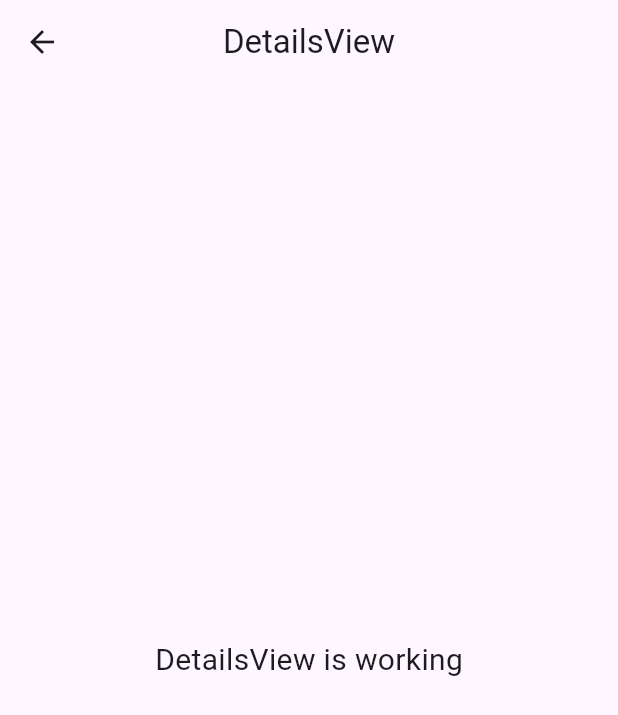
After one commit to gktirkha/ecom-interview, a Flutter app: the DetailsView screen opened by its route, on a phone screen of 412 x 824 dp. The commit adds this screen. Shown: the top 715 px of the screen. Run offline on Flutter 3.47's test engine with Material 3 defaults, Android fonts, the phone set to English and light mode, and no system bars; our stand-ins replace freezed_annotation, get, shimmer; missing offline and left inert: magic_image.

Commit message:
added details page

```diff
--- /dev/null
+++ b/lib/app/modules/details/controllers/details_controller.dart
@@ -0,0 +1,3 @@
+import 'package:get/get.dart';
+
+class DetailsController extends GetxController {}
--- /dev/null
+++ b/lib/app/modules/details/views/details_view.dart
@@ -0,0 +1,24 @@
+import 'package:flutter/material.dart';
+
+import 'package:get/get.dart';
+
+import '../controllers/details_controller.dart';
+
+class DetailsView extends GetView<DetailsController> {
+  const DetailsView({super.key});
+  @override
+  Widget build(BuildContext context) {
+    return Scaffold(
+      appBar: AppBar(
+        title: const Text('DetailsView'),
+        centerTitle: true,
+      ),
+      body: const Center(
+        child: Text(
+          'DetailsView is working',
+          style: TextStyle(fontSize: 20),
+        ),
+      ),
+    );
+  }
+}
--- a/lib/app/modules/home/views/home_view.dart
+++ b/lib/app/modules/home/views/home_view.dart
@@ -18,7 +18,9 @@ class HomeView extends GetView<HomeController> {
       ),
       itemBuilder: (context, index) {
         final item = controller.products[index];
-        return GridTile(
+        return InkWell(
+          onTap: () {},
+          child: GridTile(
             footer: Column(
               crossAxisAlignment: CrossAxisAlignment.start,
               children: [
@@ -60,6 +62,7 @@ class HomeView extends GetView<HomeController> {
                 ),
               ),
             ),
+          ),
         );
       },
     );
--- a/lib/app/routes/app_pages.dart
+++ b/lib/app/routes/app_pages.dart
@@ -4,6 +4,8 @@ import '../modules/cart/bindings/cart_binding.dart';
 import '../modules/cart/views/cart_view.dart';
 import '../modules/dashboard/bindings/dashboard_binding.dart';
 import '../modules/dashboard/views/dashboard_view.dart';
+import '../modules/details/bindings/details_binding.dart';
+import '../modules/details/views/details_view.dart';
 import '../modules/home/bindings/home_binding.dart';
 import '../modules/home/views/home_view.dart';
 import '../modules/splash/bindings/splash_binding.dart';
@@ -37,5 +39,10 @@ class AppPages {
       page: () => const CartView(),
       binding: CartBinding(),
     ),
+    GetPage(
+      name: _Paths.DETAILS,
+      page: () => const DetailsView(),
+      binding: DetailsBinding(),
+    ),
   ];
 }
--- a/lib/app/routes/app_routes.dart
+++ b/lib/app/routes/app_routes.dart
@@ -7,6 +7,7 @@ abstract class Routes {
   static const DASHBOARD = _Paths.DASHBOARD;
   static const HOME = _Paths.HOME;
   static const CART = _Paths.CART;
+  static const DETAILS = _Paths.DETAILS;
 }
 
 abstract class _Paths {
@@ -15,4 +16,5 @@ abstract class _Paths {
   static const DASHBOARD = '/dashboard';
   static const HOME = '/home';
   static const CART = '/cart';
+  static const DETAILS = '/details';
 }
```
Also changed, not shown: lib/app/modules/details/bindings/details_binding.dart (added, +12 -0 lines). Lines whose indentation alone changed are shown as unchanged.
